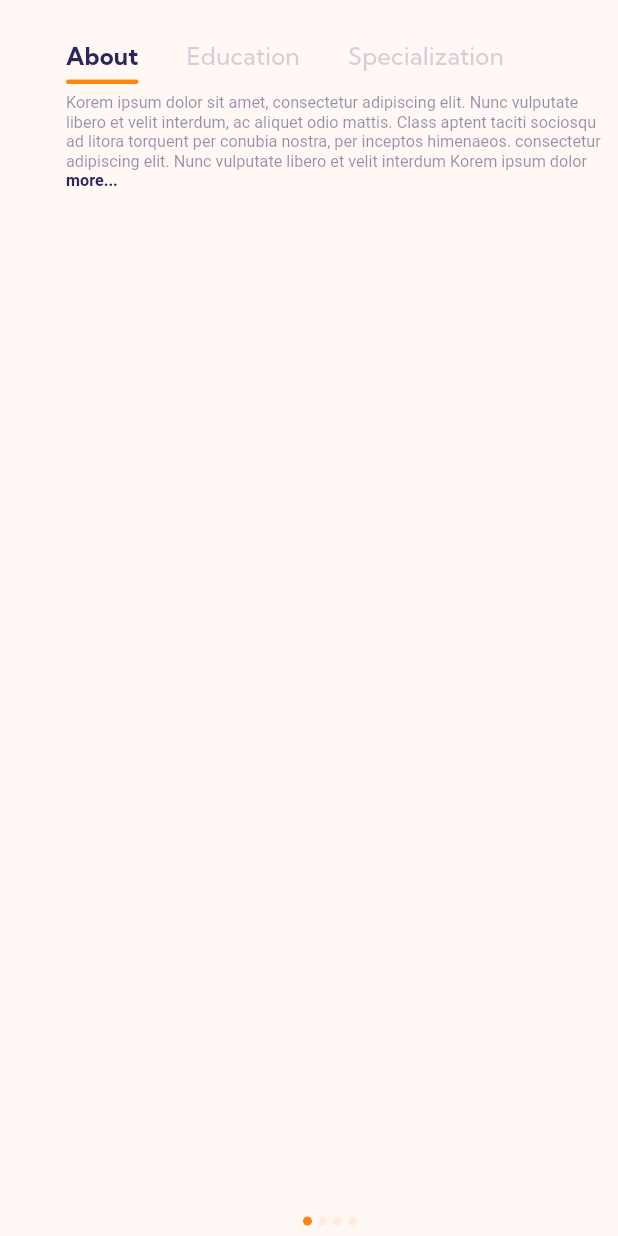
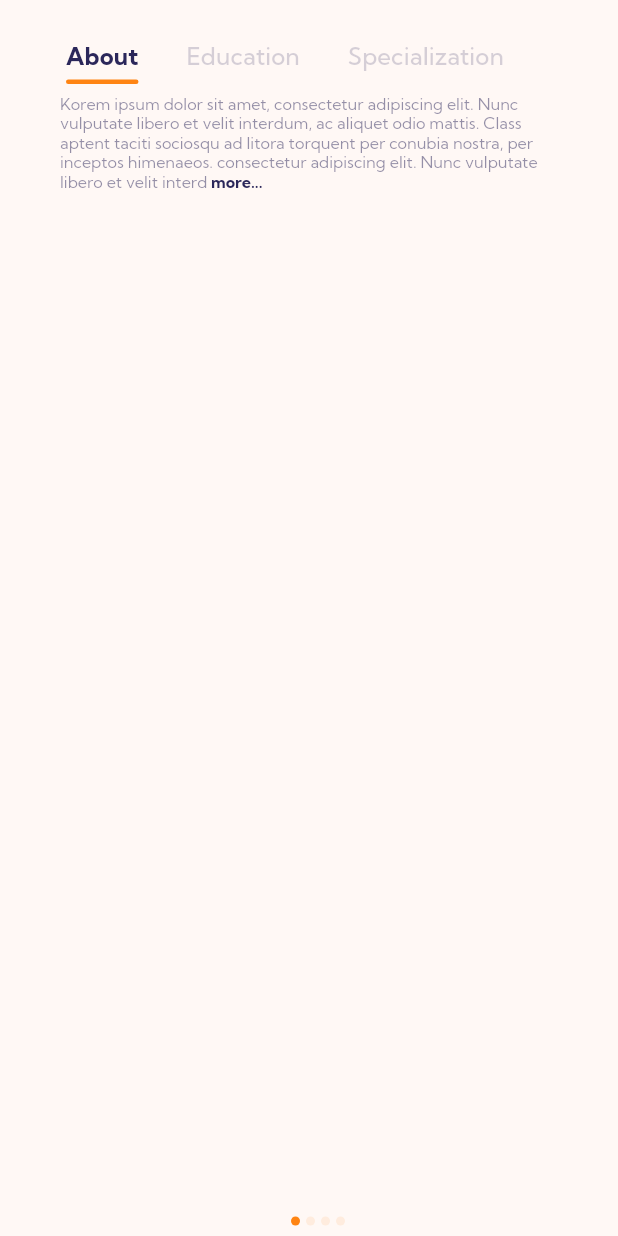
Before and after one commit to computers1418/orange-website, a Flutter app: the ProfileTab widget shown alone on an empty page, opened directly, on a phone screen of 412 x 824 dp. Run offline on Flutter 3.47's test engine with Material 3 defaults, Android fonts, the phone set to English and light mode, and no system bars; our stand-ins replace carousel_slider, dio, get, pinput, simple_gradient_text, url_strategy; missing offline and left inert: flutter_circular_text.

Commit message:
ui fixes in profile page

```diff
--- a/lib/widgets/profile_tab.dart
+++ b/lib/widgets/profile_tab.dart
@@ -14,7 +14,7 @@ class ProfileTab extends StatelessWidget {
 
   String get aboutUsText =>
       "Korem ipsum dolor sit amet, consectetur adipiscing elit. Nunc vulputate libero et velit interdum, ac aliquet odio mattis. Class aptent taciti sociosqu ad litora torquent per conubia nostra, per inceptos himenaeos. consectetur adipiscing elit. Nunc vulputate libero et velit interdum Korem ipsum dolor sit amet, consectetur adipiscing elit. Nunc vulputate libero et velit interdum, ac aliquet odio mattis. Class aptent taciti sociosqu ad litora torquent per conubia nostra, per inceptos himenaeos. consectetur adipi"
-          .substring(0, 300);
+          .substring(0, 280);
 
   @override
   Widget build(BuildContext context) {
@@ -24,7 +24,11 @@ class ProfileTab extends StatelessWidget {
     return DefaultTabController(
       length: 3,
       child: Padding(
-        padding: EdgeInsets.only(left: 28, top: height > 800 ? 20 : 0),
+        padding: EdgeInsets.only(
+          left: 28,
+          top: height > 800 ? 20 : 0,
+          right: 16,
+        ),
         child: Column(
           crossAxisAlignment: CrossAxisAlignment.start,
           mainAxisSize: MainAxisSize.min,
@@ -37,12 +41,13 @@ class ProfileTab extends StatelessWidget {
                 isScrollable: true,
                 indicatorPadding: EdgeInsets.zero,
                 labelStyle: TextStyle(
-                    color: const Color(0xFF2B275A),
-                    fontSize: height > 700
-                        ? 16
-                        : TextResponsive.getResponsiveFontSize(context, 18),
-                    fontFamily: "Kumbhsans",
-                    fontWeight: FontWeight.w700),
+                  color: const Color(0xFF2B275A),
+                  fontSize: height > 700
+                      ? 16
+                      : TextResponsive.getResponsiveFontSize(context, 18),
+                  fontFamily: "Kumbhsans",
+                  fontWeight: FontWeight.w700,
+                ),
                 indicatorSize: TabBarIndicatorSize.tab,
                 // indicatorColor: Color(0xFFFF8412),
 
@@ -73,7 +78,11 @@ class ProfileTab extends StatelessWidget {
             ),
             Expanded(
               child: Container(
-                padding: const EdgeInsets.only(left: 16, top: 6),
+                padding: const EdgeInsets.only(
+                  left: 12,
+                  top: 6,
+                  right: 16,
+                ),
                 child: TabBarView(
                   physics: const NeverScrollableScrollPhysics(),
                   children: [
@@ -87,6 +96,7 @@ class ProfileTab extends StatelessWidget {
                                 context,
                                 12,
                               ),
+                              fontFamily: "Kumbhsans",
                               color: const Color(0x802B275A),
                             ),
                             children: [
@@ -99,6 +109,7 @@ class ProfileTab extends StatelessWidget {
                                     context,
                                     12,
                                   ),
+                                  fontFamily: "Kumbhsans",
                                   fontWeight: FontWeight.w700,
                                 ),
                                 recognizer: TapGestureRecognizer()
--- a/lib/widgets/styled_button.dart
+++ b/lib/widgets/styled_button.dart
@@ -32,8 +32,7 @@ class StyledButton extends StatelessWidget {
             ),
           ),
           Container(
-            // width: 200,
-            padding: const EdgeInsets.symmetric(horizontal: 20),
+            padding: const EdgeInsets.only(left: 25, right: 10),
             constraints: const BoxConstraints(
               maxWidth: 250,
             ),
@@ -61,7 +60,7 @@ class StyledButton extends StatelessWidget {
                     fontWeight: FontWeight.w800,
                   ),
                 ),
-                const SizedBox(width: 10),
+                const SizedBox(width: 5),
                 ImageIcon(
                   const AssetImage("res/icons/star.png"),
                   size: 11,
```
Also changed, not shown: lib/widgets/profile_header.dart (+18 -7 lines).
